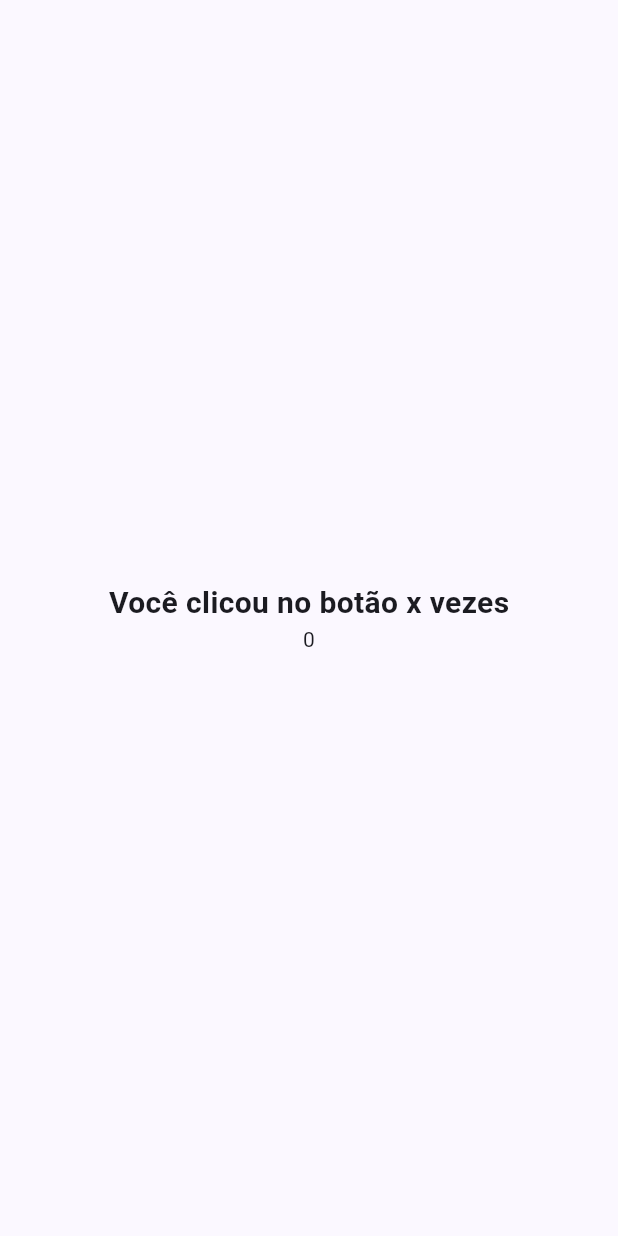
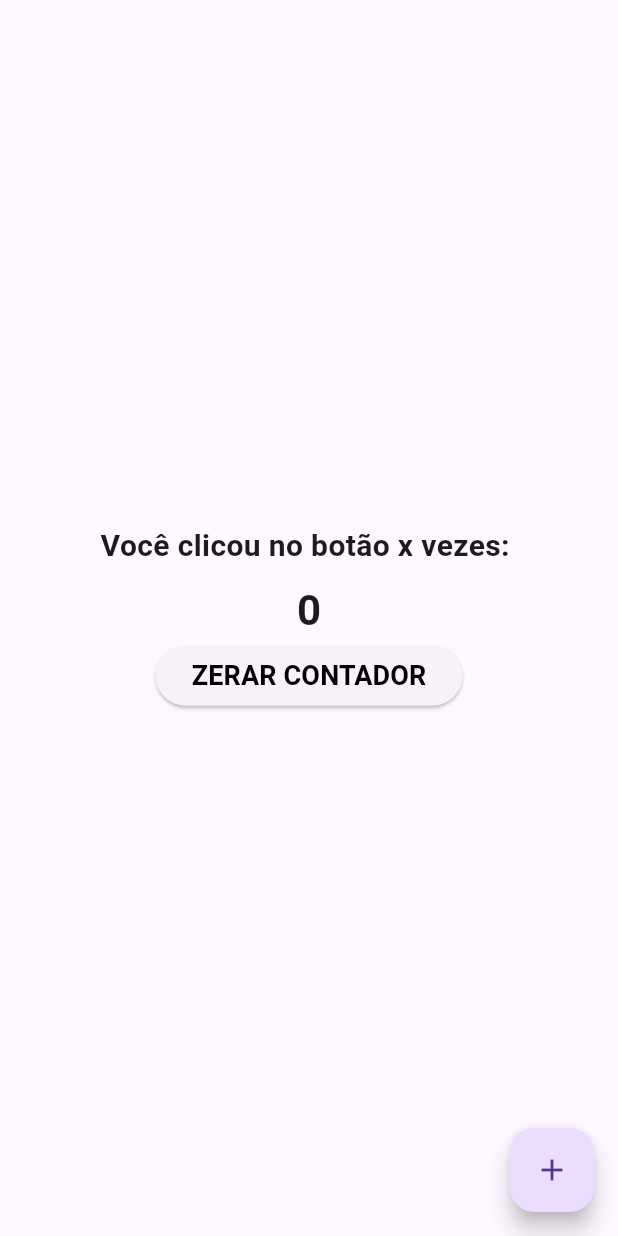
Before and after one commit to jeiel2013/Study_Dart, a Flutter app: the screen it shows after launch, on a phone screen of 412 x 824 dp. Run offline on Flutter 3.47's test engine with Material 3 defaults, Android fonts, the phone set to English and light mode, and no system bars.

Commit message:
Final lesson of Flutter Basic

```diff
--- a/state/lib/main.dart
+++ b/state/lib/main.dart
@@ -13,10 +13,10 @@ class MyApp extends StatelessWidget {
   Widget build(BuildContext context) {
     return MaterialApp(
       title: 'Flutter Demo',
+      debugShowCheckedModeBanner: false,
       theme: ThemeData(
-        colorScheme:
-            ColorScheme.fromSeed(seedColor: Color.fromARGB(255, 0, 14, 145)),
-        useMaterial3: true,
+        primarySwatch: Colors.red,
+        visualDensity: VisualDensity.adaptivePlatformDensity,
       ),
       home: MeuContador(),
     );
@@ -29,6 +29,14 @@ class MeuContador extends StatefulWidget {
 }
 
 class _MeuContadorState extends State<MeuContador> {
+  late int contadorDeCliques;
+
+  @override
+  void initState() {
+    contadorDeCliques = 0;
+    super.initState();
+  }
+
   @override
   Widget build(BuildContext context) {
     return Scaffold(
@@ -36,17 +44,46 @@ class _MeuContadorState extends State<MeuContador> {
         child: Column(
           mainAxisAlignment: MainAxisAlignment.center,
           children: [
-            Text('Você clicou no botão x vezes', style: TextStyle(
-              fontSize: 20,
-              fontWeight: FontWeight.bold,
-            ),),
-            Text('0'),
+            const Text(
+              'Você clicou no botão x vezes: ',
+              style: TextStyle(
+                fontSize: 20,
+                fontWeight: FontWeight.bold,
+              ),
+            ),
+            const SizedBox(height: 8),
+            Text(
+              '$contadorDeCliques',
+              style: const TextStyle(
+                fontSize: 28,
+                fontWeight: FontWeight.bold,
+              ),
+            ),
+            ElevatedButton(
+              onPressed: () {
+                setState(() {
+                  contadorDeCliques = 0;
+                });
+              },
+              child: const Text('ZERAR CONTADOR', style: TextStyle(
+                color: Colors.black,
+                fontSize: 18,
+                fontWeight: FontWeight.bold,
+              ),),
+              )
           ],
         ),
       ),
+      floatingActionButton: FloatingActionButton(
+        onPressed: () {
+          setState(() {
+            contadorDeCliques++;
+          });
+        },
+        child: Icon(Icons.add),
+      ),
     );
   }
-
 }
 
 // não modifica o estado
```
